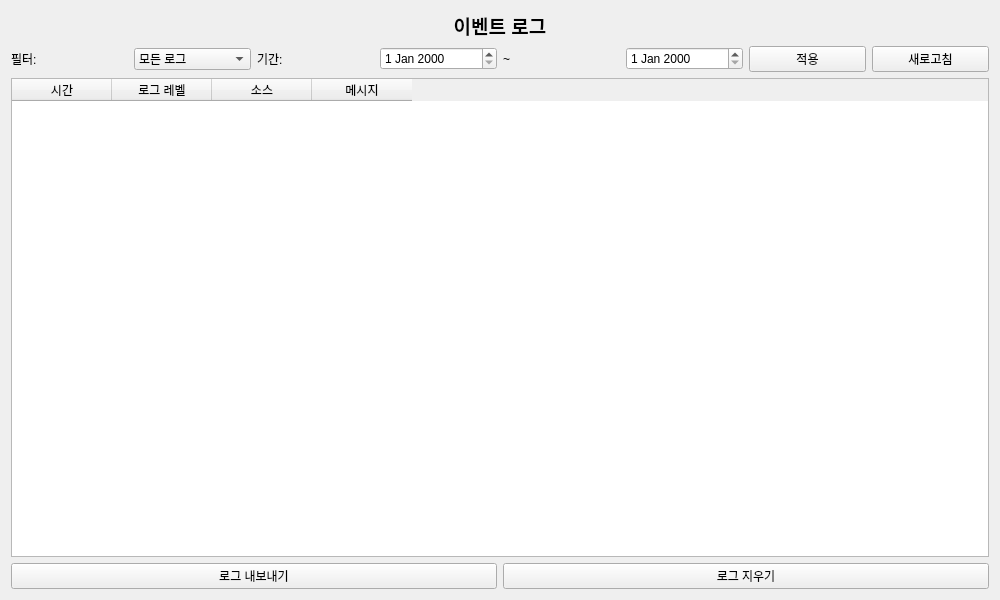
First picture: the form in gui/ui/tab_event_log.ui, repository leesh0806/AGV-Integrated-Control-System, before the edit.
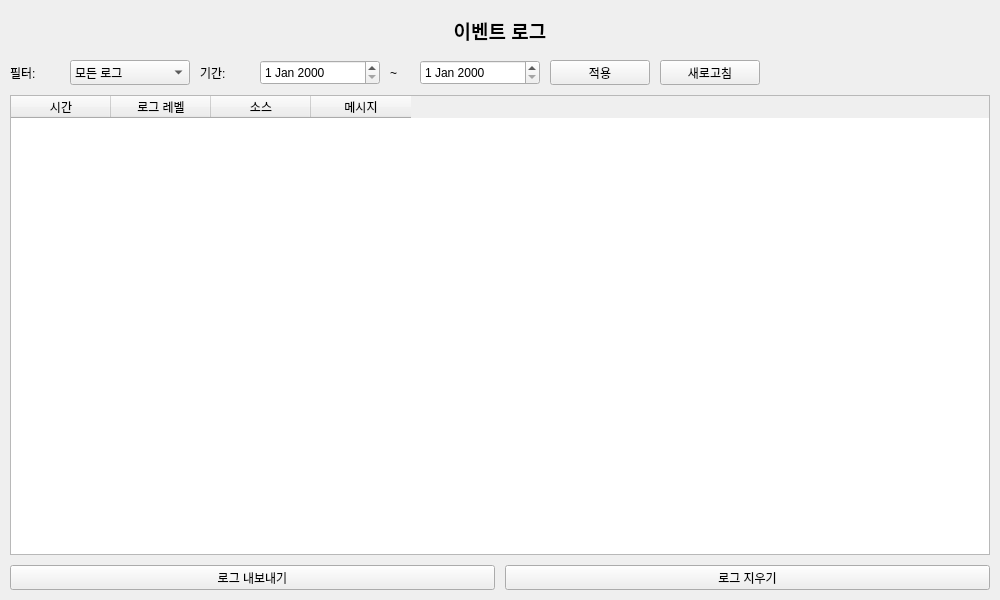
Second picture: the form after the edit.

```diff
--- a/gui/ui/tab_event_log.ui
+++ b/gui/ui/tab_event_log.ui
@@ -13,9 +13,17 @@
   <property name="windowTitle">
    <string>Event Log</string>
   </property>
-  <layout class="QVBoxLayout" name="verticalLayout">
-   <item>
+  
+  <!-- 제목 -->
     <widget class="QLabel" name="label">
+   <property name="geometry">
+    <rect>
+     <x>10</x>
+     <y>10</y>
+     <width>980</width>
+     <height>40</height>
+    </rect>
+   </property>
      <property name="font">
       <font>
        <pointsize>14</pointsize>
@@ -29,18 +37,31 @@
       <set>Qt::AlignCenter</set>
      </property>
     </widget>
-   </item>
-   <item>
-    <layout class="QHBoxLayout" name="horizontalLayout">
-     <item>
+  
+  <!-- 필터 옵션들 -->
       <widget class="QLabel" name="label_filter">
+   <property name="geometry">
+    <rect>
+     <x>10</x>
+     <y>60</y>
+     <width>50</width>
+     <height>25</height>
+    </rect>
+   </property>
        <property name="text">
         <string>필터:</string>
        </property>
       </widget>
-     </item>
-     <item>
+  
       <widget class="QComboBox" name="comboBox_log_level">
+   <property name="geometry">
+    <rect>
+     <x>70</x>
+     <y>60</y>
+     <width>120</width>
+     <height>25</height>
+    </rect>
+   </property>
        <item>
         <property name="text">
          <string>모든 로그</string>
@@ -67,45 +88,95 @@
         </property>
        </item>
       </widget>
-     </item>
-     <item>
+  
       <widget class="QLabel" name="label_3">
+   <property name="geometry">
+    <rect>
+     <x>200</x>
+     <y>60</y>
+     <width>50</width>
+     <height>25</height>
+    </rect>
+   </property>
        <property name="text">
         <string>기간:</string>
        </property>
       </widget>
-     </item>
-     <item>
-      <widget class="QDateEdit" name="dateEdit_start"/>
-     </item>
-     <item>
+  
+  <widget class="QDateEdit" name="dateEdit_start">
+   <property name="geometry">
+    <rect>
+     <x>260</x>
+     <y>60</y>
+     <width>120</width>
+     <height>25</height>
+    </rect>
+   </property>
+  </widget>
+  
       <widget class="QLabel" name="label_4">
+   <property name="geometry">
+    <rect>
+     <x>390</x>
+     <y>60</y>
+     <width>20</width>
+     <height>25</height>
+    </rect>
+   </property>
        <property name="text">
         <string>~</string>
        </property>
       </widget>
-     </item>
-     <item>
-      <widget class="QDateEdit" name="dateEdit_end"/>
-     </item>
-     <item>
+  
+  <widget class="QDateEdit" name="dateEdit_end">
+   <property name="geometry">
+    <rect>
+     <x>420</x>
+     <y>60</y>
+     <width>120</width>
+     <height>25</height>
+    </rect>
+   </property>
+  </widget>
+  
       <widget class="QPushButton" name="pushButton_apply_filter">
+   <property name="geometry">
+    <rect>
+     <x>550</x>
+     <y>60</y>
+     <width>100</width>
+     <height>25</height>
+    </rect>
+   </property>
        <property name="text">
         <string>적용</string>
        </property>
       </widget>
-     </item>
-     <item>
+  
       <widget class="QPushButton" name="pushButton_refresh_log">
+   <property name="geometry">
+    <rect>
+     <x>660</x>
+     <y>60</y>
+     <width>100</width>
+     <height>25</height>
+    </rect>
+   </property>
        <property name="text">
         <string>새로고침</string>
        </property>
       </widget>
-     </item>
-    </layout>
-   </item>
-   <item>
+  
+  <!-- 로그 테이블 -->
     <widget class="QTableWidget" name="tableWidget_log">
+   <property name="geometry">
+    <rect>
+     <x>10</x>
+     <y>95</y>
+     <width>980</width>
+     <height>460</height>
+    </rect>
+   </property>
      <column>
       <property name="text">
        <string>시간</string>
@@ -127,26 +198,36 @@
       </property>
      </column>
     </widget>
-   </item>
-   <item>
-    <layout class="QHBoxLayout" name="horizontalLayout_2">
-     <item>
+  
+  <!-- 하단 버튼들 -->
       <widget class="QPushButton" name="pushButton_export_log">
+   <property name="geometry">
+    <rect>
+     <x>10</x>
+     <y>565</y>
+     <width>485</width>
+     <height>25</height>
+    </rect>
+   </property>
        <property name="text">
         <string>로그 내보내기</string>
        </property>
       </widget>
-     </item>
-     <item>
+  
       <widget class="QPushButton" name="pushButton_clear_log">
+   <property name="geometry">
+    <rect>
+     <x>505</x>
+     <y>565</y>
+     <width>485</width>
+     <height>25</height>
+    </rect>
+   </property>
        <property name="text">
         <string>로그 지우기</string>
        </property>
       </widget>
-     </item>
-    </layout>
-   </item>
-  </layout>
+  
  </widget>
  <resources/>
  <connections/>
```
Lines whose indentation alone changed are shown as unchanged.
